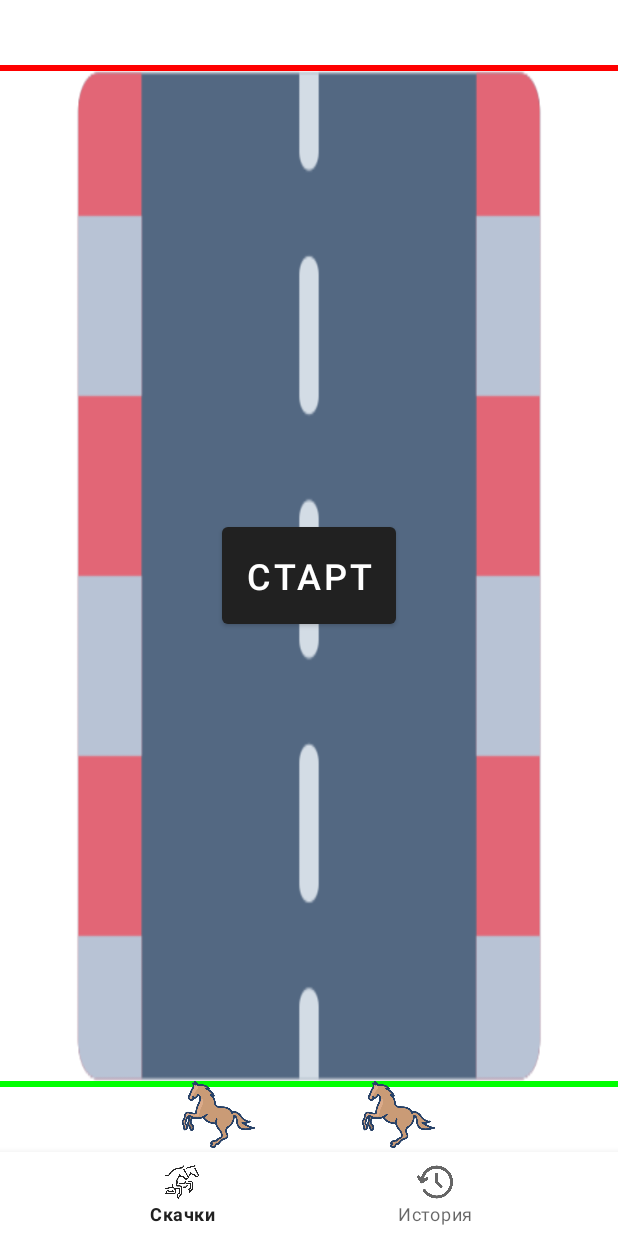
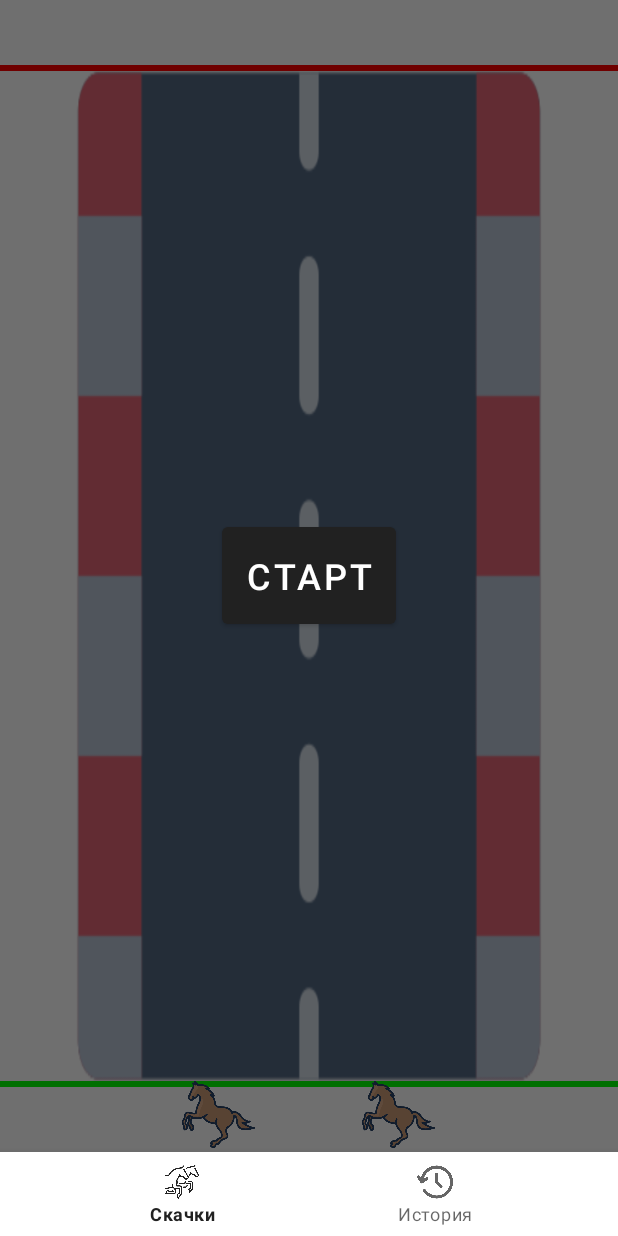
Before and after one commit to qwingel/HorseRacing, an Android app built with Jetpack Compose: the screen it shows after launch (MainActivity), on a phone screen of 412 x 824 dp. Run offline under Robolectric (Android 15) with nearby library versions, the phone set to English and light mode, and no system bars; our stand-ins replace navigation-ui.

Commit message:
Fixed: racing New: overlay + text

```diff
--- a/app/src/main/java/com/example/kotlinstart/fragments/RaceFragment.kt
+++ b/app/src/main/java/com/example/kotlinstart/fragments/RaceFragment.kt
@@ -1,5 +1,6 @@
 package com.example.kotlinstart.fragments
 
+import android.annotation.SuppressLint
 import android.os.Bundle
 import android.os.Handler
 import android.os.Looper
@@ -8,6 +9,7 @@ import android.view.View
 import android.view.ViewGroup
 import android.widget.Button
 import android.widget.ImageView
+import android.widget.TextView
 import android.widget.Toast
 import androidx.fragment.app.Fragment
 import com.example.kotlinstart.R
@@ -17,6 +19,8 @@ class RaceFragment : Fragment() {
     private lateinit var horse1: ImageView // 1 лашадка
     private lateinit var horse2: ImageView // 2 лашадка
     private lateinit var startButton: Button // кнопка старта
+    private lateinit var overlay : View // Оверлей (затемнение)
+    private lateinit var winner : TextView // Текст с победителем
     private var raceFinished = false // флаг на проверку запущена ли гоночка
     private val handler = Handler(Looper.getMainLooper()) // привязываемся к потоку лол
 
@@ -30,6 +34,8 @@ class RaceFragment : Fragment() {
         horse1 = view.findViewById(R.id.iv_horse1)
         horse2 = view.findViewById(R.id.iv_horse2)
         startButton = view.findViewById(R.id.startButton)
+        overlay = view.findViewById(R.id.overlay)
+        winner = view.findViewById(R.id.tv_winner)
 
         startButton.setOnClickListener {
             startRace()
@@ -39,6 +45,8 @@ class RaceFragment : Fragment() {
     }
 
     private fun startRace() {
+        winner.visibility = View.GONE
+        overlay.visibility = View.GONE
         startButton.visibility = View.GONE
         raceFinished = false
 
@@ -60,16 +68,17 @@ class RaceFragment : Fragment() {
         // Расстояние на которое смещаются лошадки за рандомное время
         val distance = 10f
 
-        // Наш запрос в потом с рандомной задержкой
+        // Наш запрос в поток с рандомной задержкой
         handler.postDelayed({
+            if (!raceFinished) {
                 horse.translationY -= distance
 
-            // Добежала ли лашадка
                 if (horse.top + horse.translationY <= getFinishLinePosition()) {
                     raceFinished = true
                     showWinner(horseNumber)
                 } else {
                     moveHorse(horse, horseNumber)
+                }
             }
         }, randomSpeed)
     }
@@ -81,7 +90,9 @@ class RaceFragment : Fragment() {
     }
 
     private fun showWinner(horseNumber: Int) {
-        Toast.makeText(context, "Лошадь $horseNumber победила!", Toast.LENGTH_SHORT).show()
+        overlay.visibility = View.VISIBLE
+        winner.visibility = View.VISIBLE
+        winner.text = "Лошадь $horseNumber победила!"
 
         // Через 2 секунды показываем кнопку старта снова
         handler.postDelayed({
--- a/app/src/main/res/layout/race_fragment.xml
+++ b/app/src/main/res/layout/race_fragment.xml
@@ -45,13 +45,33 @@
         android:layout_gravity="bottom|center"
         android:src="@drawable/horse" />
 
+    <!-- Затимнене фона -->
+    <View
+        android:id="@+id/overlay"
+        android:layout_width="match_parent"
+        android:layout_height="match_parent"
+        android:background="#90000000"
+        android:visibility="visible"/>
+
+    <!-- Текст с победителем -->
+    <TextView
+        android:id="@+id/tv_winner"
+        android:layout_width="wrap_content"
+        android:layout_height="wrap_content"
+        android:layout_gravity="center"
+        android:layout_marginBottom="150dp"
+        android:text="@string/winner"
+        android:textColor="@color/white"
+        android:textSize="26sp"
+        android:visibility="invisible"/>
+
     <!-- Кнопка старта  -->
     <Button
         android:id="@+id/startButton"
         android:layout_width="wrap_content"
         android:layout_height="wrap_content"
         android:layout_gravity="center"
-        android:text="СТАРТ"
+        android:text="@string/start"
         android:padding="16dp"
         android:textSize="24sp" />
 </FrameLayout>
--- a/app/src/main/res/values/strings.xml
+++ b/app/src/main/res/values/strings.xml
@@ -1,3 +1,5 @@
 <resources>
     <string name="app_name">Horse racing</string>
+    <string name="start">Старт</string>
+    <string name="winner">Лошадб выиграла</string>
 </resources>
```
Lines whose indentation alone changed are shown as unchanged.
